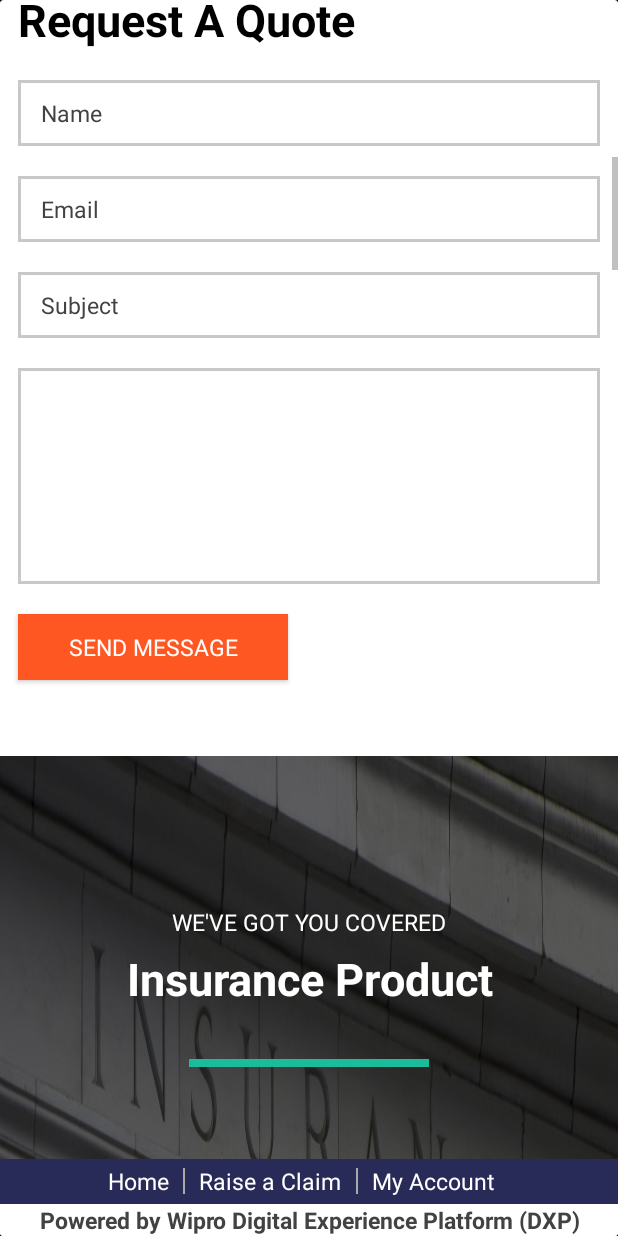
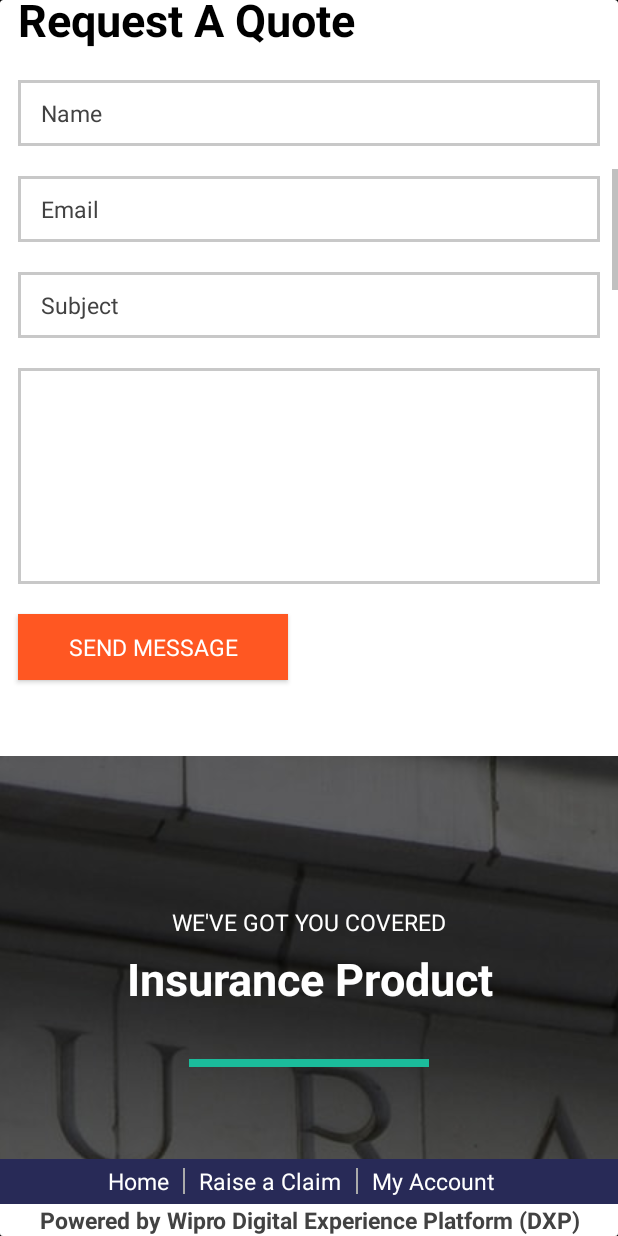
Before and after one commit to kachoudhary/Miliu, an Android app: the screen it shows after launch (FullscreenActivity), scrolled down 1153 dp, on a phone screen of 412 x 824 dp. Run offline under Robolectric (Android 15) with nearby library versions, the phone set to English and light mode, and no system bars.

Commit message:
Images optimized

```diff
--- a/app/src/main/AndroidManifest.xml
+++ b/app/src/main/AndroidManifest.xml
@@ -4,7 +4,7 @@
 
     <application
         android:allowBackup="true"
-        android:icon="@mipmap/ic_launcher"
+        android:icon="@drawable/logo"
         android:label="@string/app_name"
         android:roundIcon="@mipmap/ic_launcher_round"
         android:supportsRtl="true"
--- a/app/src/main/res/layout/activity_fullscreen.xml
+++ b/app/src/main/res/layout/activity_fullscreen.xml
@@ -10,6 +10,7 @@
          is needed to present your content, e.g. VideoView, SurfaceView,
          TextureView, etc. -->
     <android.support.v7.widget.CardView
+        android:id="@+id/fullscreen_content"
         android:layout_width="match_parent"
         android:layout_height="wrap_content">
 
@@ -134,21 +135,8 @@
                     android:textAlignment="center"  />
 
             </LinearLayout>
-
-
         </RelativeLayout>
    </android.support.v7.widget.CardView>
-
-    <TextView
-        android:id="@+id/fullscreen_content"
-        android:layout_width="match_parent"
-        android:layout_height="match_parent"
-        android:gravity="center"
-        android:keepScreenOn="true"
-        android:text="@string/dummy_content"
-        android:textColor="#33b5e5"
-        android:textSize="50sp"
-        android:textStyle="bold" />
 
     <!-- This FrameLayout insets its children based on system windows using
          android:fitsSystemWindows. -->
--- a/app/src/main/res/layout/fragment_fragment4.xml
+++ b/app/src/main/res/layout/fragment_fragment4.xml
@@ -1,13 +1,23 @@
 <?xml version="1.0" encoding="utf-8"?>
-<LinearLayout xmlns:android="http://schemas.android.com/apk/res/android"
+<FrameLayout xmlns:android="http://schemas.android.com/apk/res/android"
     xmlns:tools="http://schemas.android.com/tools"
     android:layout_width="match_parent"
     android:layout_height="match_parent"
     tools:context=".View.Fragments.Fragment4"
-    android:orientation="vertical"
-    android:background="@drawable/product_bg1"
-    android:layout_marginTop="25dp"
-    >
+
+    android:layout_marginTop="25dp" >
+
+    <ImageView
+        android:layout_width="match_parent"
+        android:layout_height="match_parent"
+        android:src="@drawable/product_bg1"
+        android:scaleType="centerCrop" />
+
+    <LinearLayout
+        android:layout_width="fill_parent"
+        android:layout_height="fill_parent"
+        android:orientation="vertical">
+
 
     <TextView
         android:layout_width="match_parent"
@@ -43,5 +53,5 @@
         android:layout_gravity="center"
         android:layout_marginTop="30sp"
         android:background="#1BBC9B" />
-
-</LinearLayout>
+    </LinearLayout>
+</FrameLayout>
```
Also changed, not shown: app/src/main/res/layout/fragment_fragment7.xml (+0 -9 lines), app/src/main/res/layout/fragment_fragment8.xml (+16 -5 lines), app/src/main/java/com/wipro/miliu/View/Activities/FullscreenActivity.java (line endings or trailing spaces). Lines whose indentation alone changed are shown as unchanged.
